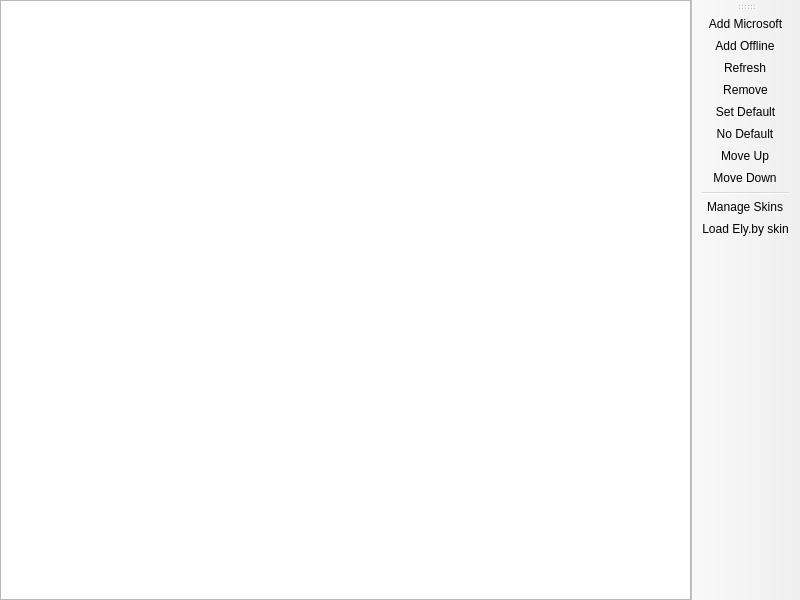
The window that launcher/ui/pages/global/AccountListPage.ui (bincews/svin-launcher) describes before a commit, drawn with Qt 5.
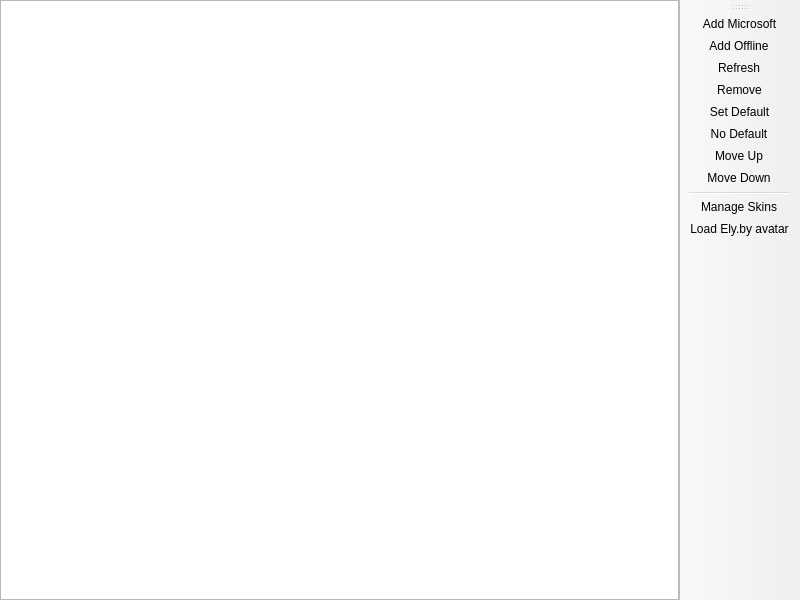
The same window after the commit. Custom widgets are drawn as their Qt base class.

Commit message: Hide the duplicate Windows menu and clarify Ely.by avatars

Patch:
```diff
--- a/launcher/ui/pages/global/AccountListPage.ui
+++ b/launcher/ui/pages/global/AccountListPage.ui
@@ -87,7 +87,7 @@
   </action>
   <action name="actionElySkin">
    <property name="text">
-    <string>Load Ely.by skin</string>
+    <string>Load Ely.by avatar</string>
    </property>
    <property name="toolTip">
     <string>Download the skin for this nickname and use it as the account avatar in Svin</string>
```
Left out of the diff: 2 changed lines with no effect on the pictures. The commit also changes 4 other files.
